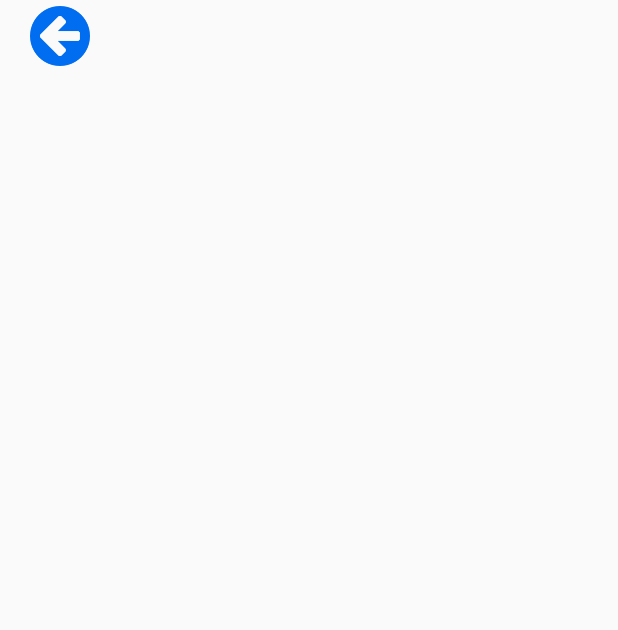
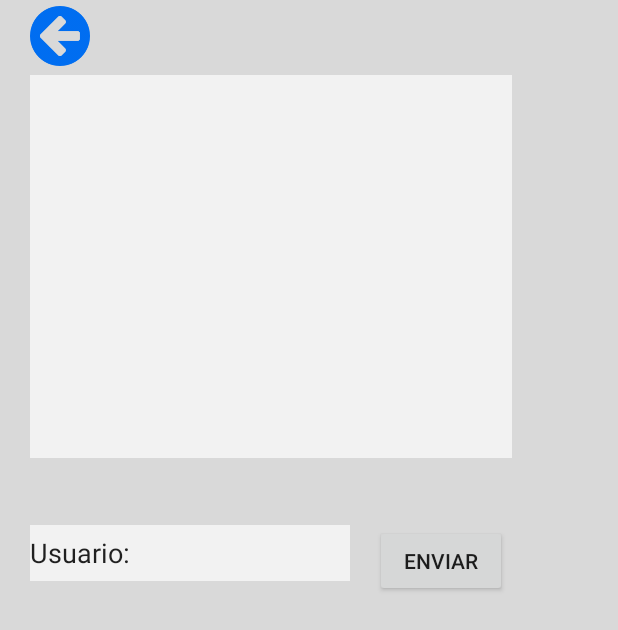
Before and after one commit to rivara/TFG, an Android app: the Comunication screen opened directly, with no data from a screen before it, on a phone screen of 412 x 824 dp. Shown: the top 630 px of the screen. Run offline under Robolectric (Android 15) with nearby library versions, the phone set to English and light mode, and no system bars.

Commit message:
Cambios y mejoras Versión final 1.0

```diff
--- a/app/src/main/java/com/example/ricardovalleramire/myapplication/Fetch.java
+++ b/app/src/main/java/com/example/ricardovalleramire/myapplication/Fetch.java
@@ -30,7 +30,7 @@ public class Fetch  extends AsyncTask<Void,Void,String[][]> {
         HttpHandler sh = new HttpHandler();
         // Making a request to url and getting response
         // String url = "http://wezalia.com/tfg/user.json";
-        String url = "http://wezalia.com/tfg/prueba.php";
+        String url = "http://wezalia.com/tfg/datos.php";
         String jsonStr = sh.makeServiceCall(url);
         JSONObject jsonObj = null;
         try {
--- a/app/src/main/res/layout/comunication.xml
+++ b/app/src/main/res/layout/comunication.xml
@@ -3,7 +3,8 @@
     xmlns:tools="http://schemas.android.com/tools"
     android:layout_width="match_parent"
     android:layout_height="match_parent"
-    android:orientation="vertical" >
+    android:orientation="vertical"
+    android:background="@color/whitePrimaryDeepDark">
 
     <Button
         android:id="@+id/btnBack"
@@ -11,6 +12,37 @@
         android:layout_height="40dp"
         android:layout_marginLeft="20dp"
         android:layout_marginTop="4dp"
-        android:background="@drawable/left" />
+        android:background="@drawable/left"
+        />
+
+    <EditText
+        android:id="@+id/editText"
+        android:layout_width="321dp"
+        android:layout_height="255dp"
+        android:layout_marginLeft="20dp"
+        android:layout_marginTop="50dp"
+        android:ems="10"
+        android:inputType="textMultiLine"
+        android:background="@color/whitePrimary"/>
+
+    <EditText
+        android:id="@+id/editText2"
+        android:layout_width="wrap_content"
+        android:layout_height="37dp"
+        android:layout_marginLeft="20dp"
+        android:layout_marginTop="350dp"
+        android:background="@color/whitePrimary"
+        android:ems="10"
+        android:inputType="textPersonName"
+        android:text="Usuario:" />
+
+    <Button
+        android:id="@+id/button2"
+        android:layout_width="wrap_content"
+        android:layout_height="wrap_content"
+        android:layout_marginLeft="250dp"
+        android:layout_marginTop="350dp"
+        android:text="Enviar" />
+
 
 </FrameLayout>
--- a/app/src/main/res/layout/graphics.xml
+++ b/app/src/main/res/layout/graphics.xml
@@ -43,7 +43,7 @@
          android:layout_marginTop="20dp"
          android:layout_width="wrap_content"
          android:layout_height="wrap_content"
-         app:srcCompat="@drawable/mix" />
+         app:srcCompat="@drawable/calendar" />
 
      <TextView
          android:id="@+id/txtTime"
```
